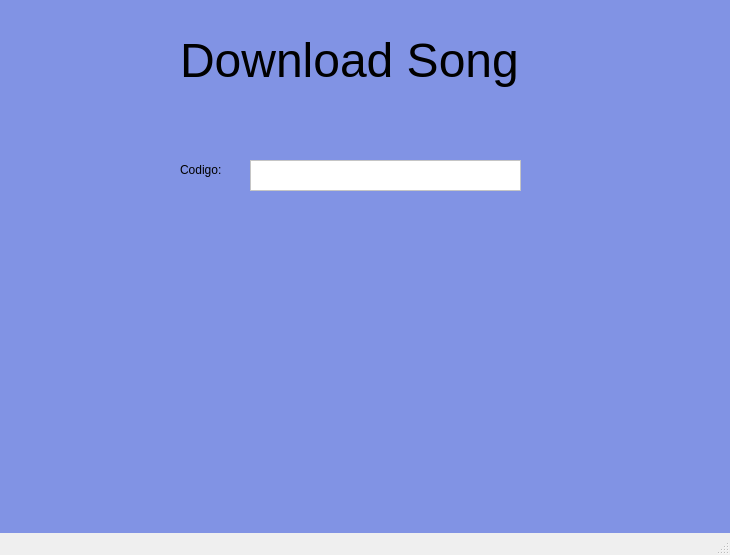
Before: the Qt Designer form ctunes.ui in sandro-70/exam1, drawn with Qt 5.
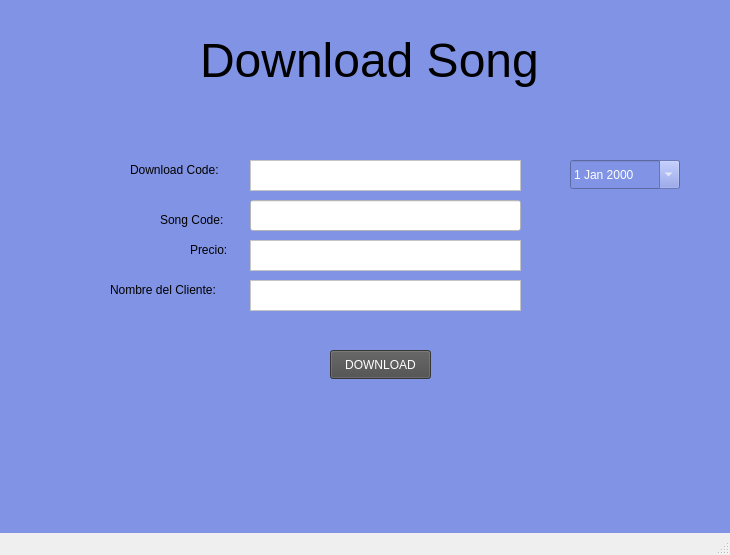
After: the same form once the commit is applied. The open tabs and pages were chosen to show the change.

What changed in the file:
```diff
--- a/ctunes.ui
+++ b/ctunes.ui
@@ -297,7 +297,7 @@
       <widget class="QLabel" name="label_8">
        <property name="geometry">
         <rect>
-         <x>180</x>
+         <x>200</x>
          <y>20</y>
          <width>431</width>
          <height>101</height>
@@ -323,14 +323,131 @@
       <widget class="QLabel" name="label_7">
        <property name="geometry">
         <rect>
-         <x>180</x>
+         <x>130</x>
          <y>170</y>
-         <width>63</width>
+         <width>111</width>
          <height>20</height>
         </rect>
        </property>
        <property name="text">
-        <string>Codigo:</string>
+        <string>Download Code:</string>
+       </property>
+      </widget>
+      <widget class="QPlainTextEdit" name="plainTextEdit_8">
+       <property name="geometry">
+        <rect>
+         <x>250</x>
+         <y>250</y>
+         <width>271</width>
+         <height>31</height>
+        </rect>
+       </property>
+       <property name="styleSheet">
+        <string notr="true">background-color: rgb(255, 255, 255);</string>
+       </property>
+      </widget>
+      <widget class="QLabel" name="label_13">
+       <property name="geometry">
+        <rect>
+         <x>160</x>
+         <y>220</y>
+         <width>81</width>
+         <height>20</height>
+        </rect>
+       </property>
+       <property name="text">
+        <string>Song Code:</string>
+       </property>
+      </widget>
+      <widget class="QLabel" name="label_14">
+       <property name="geometry">
+        <rect>
+         <x>110</x>
+         <y>290</y>
+         <width>131</width>
+         <height>20</height>
+        </rect>
+       </property>
+       <property name="text">
+        <string>Nombre del Cliente:</string>
+       </property>
+      </widget>
+      <widget class="QLabel" name="label_15">
+       <property name="geometry">
+        <rect>
+         <x>190</x>
+         <y>250</y>
+         <width>51</width>
+         <height>20</height>
+        </rect>
+       </property>
+       <property name="text">
+        <string>Precio:</string>
+       </property>
+      </widget>
+      <widget class="QPlainTextEdit" name="plainTextEdit_9">
+       <property name="geometry">
+        <rect>
+         <x>250</x>
+         <y>290</y>
+         <width>271</width>
+         <height>31</height>
+        </rect>
+       </property>
+       <property name="styleSheet">
+        <string notr="true">background-color: rgb(255, 255, 255);</string>
+       </property>
+      </widget>
+      <widget class="QLineEdit" name="lineEdit">
+       <property name="geometry">
+        <rect>
+         <x>250</x>
+         <y>210</y>
+         <width>271</width>
+         <height>31</height>
+        </rect>
+       </property>
+       <property name="styleSheet">
+        <string notr="true">background-color: rgb(255, 255, 255);
+color: rgb(0, 0, 0);</string>
+       </property>
+      </widget>
+      <widget class="QPushButton" name="pushButton_7">
+       <property name="geometry">
+        <rect>
+         <x>330</x>
+         <y>360</y>
+         <width>101</width>
+         <height>29</height>
+        </rect>
+       </property>
+       <property name="styleSheet">
+        <string notr="true">background-color: rgb(75, 75, 75);
+color: rgb(255, 255, 255);</string>
+       </property>
+       <property name="text">
+        <string>DOWNLOAD</string>
+       </property>
+      </widget>
+      <widget class="QDateEdit" name="dateEdit">
+       <property name="geometry">
+        <rect>
+         <x>570</x>
+         <y>170</y>
+         <width>110</width>
+         <height>29</height>
+        </rect>
+       </property>
+       <property name="styleSheet">
+        <string notr="true">
+background-color: rgb(129, 147, 228);
+color: rgb(255, 255, 255);</string>
+       </property>
+       <property name="readOnly">
+        <bool>true</bool>
+       </property>
+       <property name="calendarPopup">
+        <bool>true</bool>
        </property>
       </widget>
      </widget>
```
Left out of the diff: 128 changed lines with no effect on the pictures.
